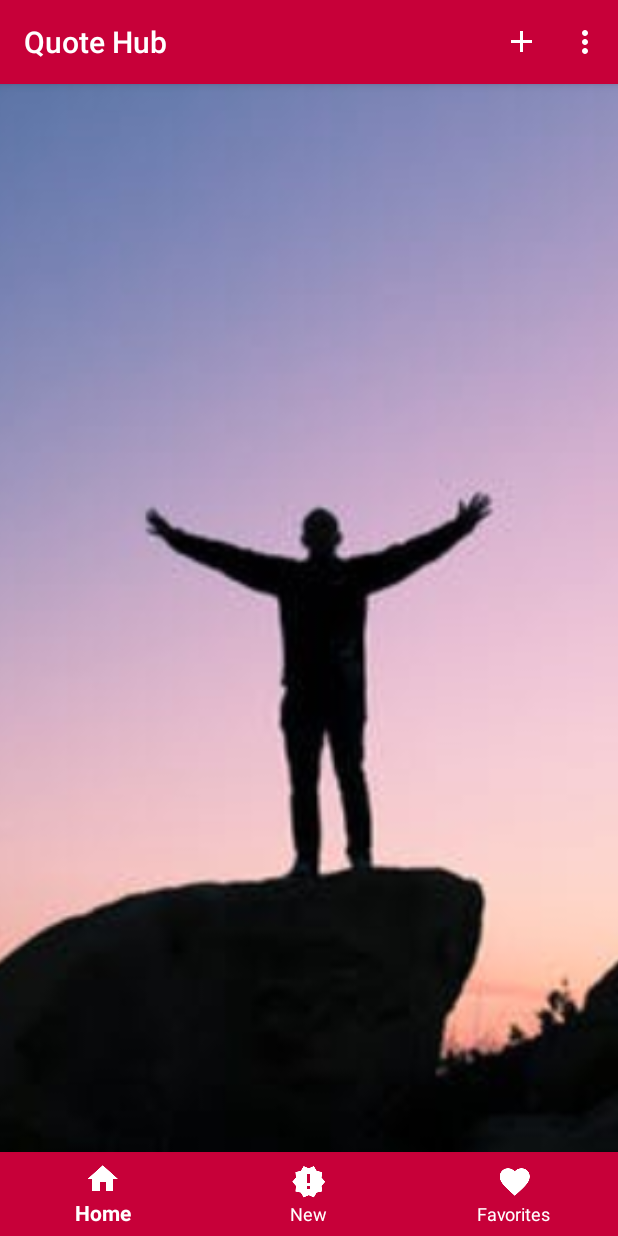
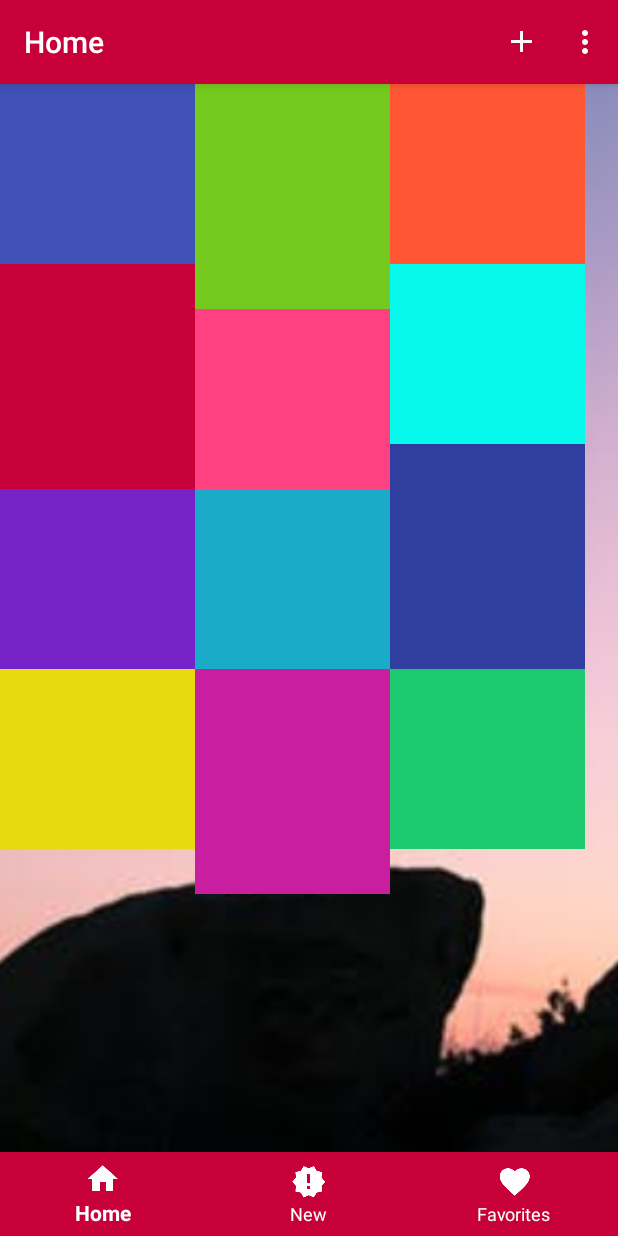
Before and after one commit to Musab36/QuoteHub, an Android app: the screen it shows after launch (MainActivity), on a phone screen of 412 x 824 dp. Run offline under Robolectric (Android 15) with nearby library versions, the phone set to English and light mode, and no system bars; our stand-ins replace ButterKnife; Roboto replaces fonts that are not available here.

Commit message:
category layout setup

```diff
--- a/app/build.gradle
+++ b/app/build.gradle
@@ -55,8 +55,8 @@ dependencies {
     compile 'com.android.support:support-v4:26.+'
     compile 'com.android.support:design:26.+'
     compile 'org.parceler:parceler-api:1.1.6'
+    compile 'info.hoang8f:fbutton:1.0.5'
     testCompile 'junit:junit:4.12'
     annotationProcessor 'org.parceler:parceler:1.1.6'
-    compile 'info.hoang8f:fbutton:1.0.5'
 }
 apply plugin: 'com.google.gms.google-services'
--- a/app/src/main/AndroidManifest.xml
+++ b/app/src/main/AndroidManifest.xml
@@ -28,6 +28,7 @@
                 android:name="android.support.PARENT_ACTIVITY"
                 android:value=".ui.MainActivity" />
         </activity>
+        <activity android:name=".ui.FavoriteQuotesActivity"></activity>
     </application>
 
 </manifest>
--- a/app/src/main/java/com/salajim/musab/quotehub/adapters/QuotePagerAdapter.java
+++ b/app/src/main/java/com/salajim/musab/quotehub/adapters/QuotePagerAdapter.java
@@ -4,7 +4,7 @@ import android.support.v4.app.Fragment;
 import android.support.v4.app.FragmentManager;
 import android.support.v4.app.FragmentPagerAdapter;
 
-import com.salajim.musab.quotehub.ui.QuoteDetailFragment;
+import com.salajim.musab.quotehub.fragments.QuoteDetailFragment;
 import com.salajim.musab.quotehub.models.Quote;
 
 import java.util.ArrayList;
--- /dev/null
+++ b/app/src/main/java/com/salajim/musab/quotehub/fragments/FavoritesFragment.java
@@ -0,0 +1,31 @@
+package com.salajim.musab.quotehub.fragments;
+
+
+import android.os.Bundle;
+import android.support.v4.app.Fragment;
+import android.view.LayoutInflater;
+import android.view.View;
+import android.view.ViewGroup;
+
+import com.salajim.musab.quotehub.R;
+
+/**
+ * A simple {@link Fragment} subclass.
+ */
+public class FavoritesFragment extends Fragment {
+
+
+    public FavoritesFragment() {
+        // Required empty public constructor
+    }
+
+
+    @Override
+    public View onCreateView(LayoutInflater inflater, ViewGroup container,
+                             Bundle savedInstanceState) {
+        // Inflate the layout for this fragment
+        View view = inflater.inflate(R.layout.fragment_favorites, container, false);
+        return view;
+    }
+
+}
--- /dev/null
+++ b/app/src/main/java/com/salajim/musab/quotehub/fragments/HomeFragment.java
@@ -0,0 +1,31 @@
+package com.salajim.musab.quotehub.fragments;
+
+
+import android.os.Bundle;
+import android.support.v4.app.Fragment;
+import android.view.LayoutInflater;
+import android.view.View;
+import android.view.ViewGroup;
+
+import com.salajim.musab.quotehub.R;
+
+/**
+ * A simple {@link Fragment} subclass.
+ */
+public class HomeFragment extends Fragment {
+
+
+    public HomeFragment() {
+        // Required empty public constructor
+    }
+
+
+    @Override
+    public View onCreateView(LayoutInflater inflater, ViewGroup container,
+                             Bundle savedInstanceState) {
+        // Inflate the layout for this fragment
+        View view = inflater.inflate(R.layout.fragment_home, container, false);
+        return view;
+    }
+
+}
--- /dev/null
+++ b/app/src/main/java/com/salajim/musab/quotehub/fragments/NewFragment.java
@@ -0,0 +1,27 @@
+package com.salajim.musab.quotehub.fragments;
+
+import android.os.Bundle;
+import android.support.v4.app.Fragment;
+import android.view.LayoutInflater;
+import android.view.View;
+import android.view.ViewGroup;
+
+import com.salajim.musab.quotehub.R;
+
+
+public class NewFragment extends Fragment {
+
+    public NewFragment() {
+        // Required empty public constructor
+    }
+
+
+    @Override
+    public View onCreateView(LayoutInflater inflater, ViewGroup container,
+                             Bundle savedInstanceState) {
+        // Inflate the layout for this fragment
+        View view = inflater.inflate(R.layout.fragment_new, container, false);
+        return view;
+    }
+
+}
--- a/app/src/main/java/com/salajim/musab/quotehub/ui/QuoteDetailFragment.java
+++ b/app/src/main/java/com/salajim/musab/quotehub/fragments/QuoteDetailFragment.java
@@ -1,4 +1,4 @@
-package com.salajim.musab.quotehub.ui;
+package com.salajim.musab.quotehub.fragments;
 
 
 import android.graphics.Typeface;
--- /dev/null
+++ b/app/src/main/java/com/salajim/musab/quotehub/ui/FavoriteQuotesActivity.java
@@ -0,0 +1,15 @@
+package com.salajim.musab.quotehub.ui;
+
+import android.support.v7.app.AppCompatActivity;
+import android.os.Bundle;
+
+import com.salajim.musab.quotehub.R;
+
+public class FavoriteQuotesActivity extends AppCompatActivity {
+
+    @Override
+    protected void onCreate(Bundle savedInstanceState) {
+        super.onCreate(savedInstanceState);
+        setContentView(R.layout.activity_favorite_quotes);
+    }
+}
--- a/app/src/main/java/com/salajim/musab/quotehub/ui/MainActivity.java
+++ b/app/src/main/java/com/salajim/musab/quotehub/ui/MainActivity.java
@@ -2,35 +2,36 @@ package com.salajim.musab.quotehub.ui;
 
 import android.content.Intent;
 import android.os.Bundle;
-import android.support.v4.view.ViewPager;
+import android.support.annotation.NonNull;
+import android.support.design.widget.BottomNavigationView;
+import android.support.v4.app.Fragment;
+import android.support.v4.app.FragmentTransaction;
+import android.support.v7.app.ActionBar;
 import android.support.v7.app.AppCompatActivity;
 import android.view.Menu;
 import android.view.MenuInflater;
 import android.view.MenuItem;
 
-import com.google.firebase.database.DataSnapshot;
-import com.google.firebase.database.DatabaseError;
-import com.google.firebase.database.DatabaseReference;
-import com.google.firebase.database.FirebaseDatabase;
-import com.google.firebase.database.ValueEventListener;
 import com.salajim.musab.quotehub.R;
-import com.salajim.musab.quotehub.adapters.QuotePagerAdapter;
-import com.salajim.musab.quotehub.models.Quote;
+import com.salajim.musab.quotehub.fragments.FavoritesFragment;
+import com.salajim.musab.quotehub.fragments.HomeFragment;
+import com.salajim.musab.quotehub.fragments.NewFragment;
 
-import java.util.ArrayList;
-
-import butterknife.Bind;
 import butterknife.ButterKnife;
 
 public class MainActivity extends AppCompatActivity {
     public static final String TAG = MainActivity.class.getSimpleName();
 
+    private ActionBar toolbar;
+
+/*
     @Bind(R.id.viewPager) ViewPager mViewPager;
     private ArrayList<Quote> mQuote = new ArrayList<>();
     private QuotePagerAdapter mAdapter;
 
     FirebaseDatabase database;
     DatabaseReference mRef;
+    */
 
 
     @Override
@@ -39,8 +40,17 @@ public class MainActivity extends AppCompatActivity {
         setContentView(R.layout.activity_main);
         ButterKnife.bind(this);
 
+        toolbar = getSupportActionBar();
+
+        BottomNavigationView navigation = (BottomNavigationView) findViewById(R.id.navigation);
+        navigation.setOnNavigationItemSelectedListener(mOnNavigationItemSelectedListener);
+
+        toolbar.setTitle("Home");
+        loadFragment(new HomeFragment());
+
         //mQuote = Parcels.unwrap(getIntent().getParcelableExtra("quote"));
 
+        /*
         database = FirebaseDatabase.getInstance();
         mRef = database.getReference("quotes");
 
@@ -62,8 +72,47 @@ public class MainActivity extends AppCompatActivity {
 
             }
         });
+        */
 
     }
+
+    private BottomNavigationView.OnNavigationItemSelectedListener mOnNavigationItemSelectedListener
+            = new BottomNavigationView.OnNavigationItemSelectedListener() {
+
+        @Override
+        public boolean onNavigationItemSelected(@NonNull MenuItem item) {
+            Fragment fragment;
+            switch (item.getItemId()) {
+                case R.id.action_home:
+                    toolbar.setTitle("Home");
+                    fragment = new HomeFragment();
+                    loadFragment(fragment);
+                    return true;
+                case R.id.action_new:
+                    toolbar.setTitle("New");
+                    fragment = new NewFragment();
+                    loadFragment(fragment);
+                    return true;
+                case R.id.action_favorite:
+                    toolbar.setTitle("Favorites");
+                    fragment = new FavoritesFragment();
+                    loadFragment(fragment);
+                    return true;
+            }
+
+            return false;
+        }
+    };
+
+    private void loadFragment(Fragment fragment) {
+        // load fragment
+        FragmentTransaction transaction = getSupportFragmentManager().beginTransaction();
+        transaction.replace(R.id.frame_container, fragment);
+        transaction.addToBackStack(null);
+        transaction.commit();
+    }
+
+
 
     @Override
     public boolean onCreateOptionsMenu(Menu menu) {
@@ -80,6 +129,7 @@ public class MainActivity extends AppCompatActivity {
             startActivity(intent);
             return true;
         }
+
         return super.onOptionsItemSelected(item);
     }
 }
--- /dev/null
+++ b/app/src/main/res/layout/activity_favorite_quotes.xml
@@ -0,0 +1,9 @@
+<?xml version="1.0" encoding="utf-8"?>
+<android.support.constraint.ConstraintLayout xmlns:android="http://schemas.android.com/apk/res/android"
+    xmlns:app="http://schemas.android.com/apk/res-auto"
+    xmlns:tools="http://schemas.android.com/tools"
+    android:layout_width="match_parent"
+    android:layout_height="match_parent"
+    tools:context="com.salajim.musab.quotehub.ui.FavoriteQuotesActivity">
+
+</android.support.constraint.ConstraintLayout>
--- a/app/src/main/res/layout/activity_main.xml
+++ b/app/src/main/res/layout/activity_main.xml
@@ -13,13 +13,6 @@
         android:scaleType="centerCrop"
         app:srcCompat="@drawable/success" />
 
-    <android.support.v4.view.ViewPager
-        android:id="@+id/viewPager"
-        android:layout_width="match_parent"
-        android:layout_height="match_parent" >
-
-    </android.support.v4.view.ViewPager>
-
     <FrameLayout
         android:id="@+id/frame_container"
         android:layout_width="match_parent"
@@ -31,10 +24,11 @@
         android:layout_width="match_parent"
         android:layout_height="wrap_content"
         android:layout_gravity="bottom"
+        android:background="?android:attr/windowBackground"
+        app:itemBackground="@color/red"
+        android:foreground="?attr/selectableItemBackground"
         app:itemIconTint="@android:color/white"
         app:itemTextColor="@android:color/white"
-        app:menu="@menu/navigation"
-        app:itemBackground="@color/red" />
-
+        app:menu="@menu/navigation" />
 
 </android.support.design.widget.CoordinatorLayout>
--- /dev/null
+++ b/app/src/main/res/layout/fragment_favorites.xml
@@ -0,0 +1,13 @@
+<FrameLayout xmlns:android="http://schemas.android.com/apk/res/android"
+    xmlns:tools="http://schemas.android.com/tools"
+    android:layout_width="match_parent"
+    android:layout_height="match_parent"
+    tools:context="com.salajim.musab.quotehub.fragments.FavoritesFragment">
+
+    <!-- TODO: Update blank fragment layout -->
+    <TextView
+        android:layout_width="match_parent"
+        android:layout_height="match_parent"
+        android:text="Favorites" />
+
+</FrameLayout>
--- /dev/null
+++ b/app/src/main/res/layout/fragment_home.xml
@@ -0,0 +1,179 @@
+<RelativeLayout xmlns:android="http://schemas.android.com/apk/res/android"
+    xmlns:tools="http://schemas.android.com/tools"
+    android:layout_width="match_parent"
+    android:layout_height="match_parent"
+    tools:context="com.salajim.musab.quotehub.fragments.HomeFragment">
+
+    <ImageView
+        android:layout_width="130dp"
+        android:layout_height="120dp"
+        android:background="@color/colorPrimary"
+        android:id="@+id/inspiration" />
+    <TextView
+        android:layout_width="wrap_content"
+        android:layout_height="wrap_content"
+        android:layout_below="@+id/inspiration"
+        android:layout_marginLeft="15dp"
+        android:id="@+id/inspirationTextView"/>
+
+    <ImageView
+        android:layout_width="130dp"
+        android:layout_height="150dp"
+        android:background="@color/green"
+        android:layout_toRightOf="@+id/inspiration"
+        android:id="@+id/life" />
+
+    <TextView
+        android:layout_width="wrap_content"
+        android:layout_height="wrap_content"
+        android:layout_below="@+id/life"
+        android:layout_marginLeft="130dp"
+        android:id="@+id/lifeTextView"/>
+
+    <ImageView
+        android:layout_width="130dp"
+        android:layout_height="120dp"
+        android:layout_toRightOf="@+id/life"
+        android:background="@color/orange"
+        android:id="@+id/love"/>
+
+    <TextView
+        android:layout_width="wrap_content"
+        android:layout_height="wrap_content"
+        android:layout_below="@+id/love"
+        android:layout_marginLeft="270dp"
+        android:id="@+id/loveTextView"/>
+
+    <ImageView
+        android:layout_width="130dp"
+        android:layout_height="150dp"
+        android:background="@color/red"
+        android:id="@+id/funny"
+        android:layout_below="@+id/inspiration"
+        android:layout_alignParentLeft="true"
+        android:layout_alignParentStart="true" />
+
+    <TextView
+        android:layout_width="wrap_content"
+        android:layout_height="wrap_content"
+        android:layout_below="@+id/funny"
+        android:layout_marginLeft="15dp"
+        android:id="@+id/funnyTextView"/>
+
+    <ImageView
+        android:layout_width="130dp"
+        android:layout_height="120dp"
+        android:background="@color/colorAccent"
+        android:id="@+id/positve"
+        android:layout_below="@+id/life"
+        android:layout_toRightOf="@+id/lifeTextView"
+        android:layout_toEndOf="@+id/lifeTextView" />
+
+    <TextView
+        android:layout_width="wrap_content"
+        android:layout_height="wrap_content"
+        android:layout_below="@+id/positve"
+        android:layout_marginLeft="130dp"
+        android:id="@+id/positiveTextView"/>
+
+    <ImageView
+        android:layout_width="130dp"
+        android:layout_height="120dp"
+        android:layout_below="@+id/love"
+        android:layout_toRightOf="@+id/positve"
+        android:background="@color/cyan"
+        android:id="@+id/wisdom"/>
+
+    <TextView
+        android:layout_width="wrap_content"
+        android:layout_height="wrap_content"
+        android:layout_below="@+id/wisdom"
+        android:layout_marginLeft="270dp"
+        android:id="@+id/wisdomTextView" />
+
+    <ImageView
+        android:layout_width="130dp"
+        android:layout_height="120dp"
+        android:layout_below="@+id/funny"
+        android:background="@color/purple"
+        android:id="@+id/motivation"/>
+
+    <TextView
+        android:layout_width="wrap_content"
+        android:layout_height="wrap_content"
+        android:layout_below="@+id/motivation"
+        android:layout_marginLeft="15dp"/>
+
+    <ImageView
+        android:layout_width="130dp"
+        android:layout_height="120dp"
+        android:layout_below="@+id/positve"
+        android:layout_toRightOf="@+id/motivation"
+        android:background="@color/sky"
+        android:id="@+id/money"/>
+
+    <TextView
+        android:layout_width="wrap_content"
+        android:layout_height="wrap_content"
+        android:layout_below="@+id/money"
+        android:layout_marginLeft="130dp"
+        android:id="@+id/moneyTextView"/>
+
+    <ImageView
+        android:layout_width="130dp"
+        android:layout_height="150dp"
+        android:layout_below="@+id/wisdom"
+        android:layout_toRightOf="@+id/money"
+        android:background="@color/colorPrimaryDark"
+        android:id="@+id/happiness"/>
+
+    <TextView
+        android:layout_width="wrap_content"
+        android:layout_height="wrap_content"
+        android:layout_below="@+id/money"
+        android:layout_marginLeft="270dp"
+        android:id="@+id/happinessTextView"/>
+
+    <ImageView
+        android:layout_width="130dp"
+        android:layout_height="120dp"
+        android:background="@color/yellow"
+        android:layout_below="@+id/happiness"
+        android:id="@+id/success"/>
+
+    <TextView
+        android:layout_width="wrap_content"
+        android:layout_height="wrap_content"
+        android:layout_below="@+id/success"
+        android:layout_marginLeft="15dp"
+        android:id="@+id/successTextView"/>
+
+    <ImageView
+        android:layout_width="130dp"
+        android:layout_height="150dp"
+        android:layout_below="@+id/happiness"
+        android:layout_toRightOf="@+id/success"
+        android:background="@color/redishP"
+        android:id="@+id/hope"/>
+
+    <TextView
+        android:layout_width="wrap_content"
+        android:layout_height="wrap_content"
+        android:layout_below="@+id/hope"
+        android:layout_marginLeft="130dp"
+        android:id="@+id/hopeTextView"/>
+
+    <ImageView
+        android:layout_width="130dp"
+        android:layout_height="120dp"
+        android:layout_below="@+id/money"
+        android:layout_toRightOf="@+id/hope"
+        android:background="@color/darkB"
+        android:id="@+id/friendship"/>
+    <TextView
+        android:layout_width="wrap_content"
+        android:layout_height="wrap_content"
+        android:layout_below="@+id/friendship"
+        android:layout_marginLeft="270dp"/>
+
+</RelativeLayout>
--- /dev/null
+++ b/app/src/main/res/layout/fragment_new.xml
@@ -0,0 +1,13 @@
+<FrameLayout xmlns:android="http://schemas.android.com/apk/res/android"
+    xmlns:tools="http://schemas.android.com/tools"
+    android:layout_width="match_parent"
+    android:layout_height="match_parent"
+    tools:context="com.salajim.musab.quotehub.fragments.NewFragment">
+
+    <!-- TODO: Update blank fragment layout -->
+    <TextView
+        android:layout_width="match_parent"
+        android:layout_height="match_parent"
+        android:text="New" />
+
+</FrameLayout>
--- a/app/src/main/res/layout/fragment_quote_detail.xml
+++ b/app/src/main/res/layout/fragment_quote_detail.xml
@@ -4,7 +4,7 @@
     android:layout_width="match_parent"
     android:layout_height="match_parent"
     android:orientation="vertical"
-    tools:context="com.salajim.musab.quotehub.ui.QuoteDetailFragment">
+    tools:context="com.salajim.musab.quotehub.fragments.QuoteDetailFragment">
 
     <android.support.v7.widget.CardView
         android:id="@+id/cardView"
--- a/app/src/main/res/menu/navigation.xml
+++ b/app/src/main/res/menu/navigation.xml
@@ -10,7 +10,7 @@
         android:icon="@drawable/ic_new_releases_white_24dp"
         android:title="@string/title_new" />
     <item
-        android:id="@+id/action"
+        android:id="@+id/action_favorite"
         android:icon="@drawable/ic_favorite_white_24dp"
         android:title="@string/title_favorites" />
 </menu>
--- a/app/src/main/res/values/colors.xml
+++ b/app/src/main/res/values/colors.xml
@@ -10,8 +10,11 @@
     <color name="orange">#FF5733</color>
     <color name="red">#C70039</color>
     <color name="purple">#7622C9</color>
+    <color name="redishP">#CA1EA0</color>
     <color name="sky">#1AABC8</color>
     <color name="cyan">#06F9EA</color>
     <color name="white">#FFFFFF</color>
     <color name="lightpurple">#F9068E</color>
+    <color name="green">#74CA1E</color>
+    <color name="darkB">#1ECA6F</color>
 </resources>
```
